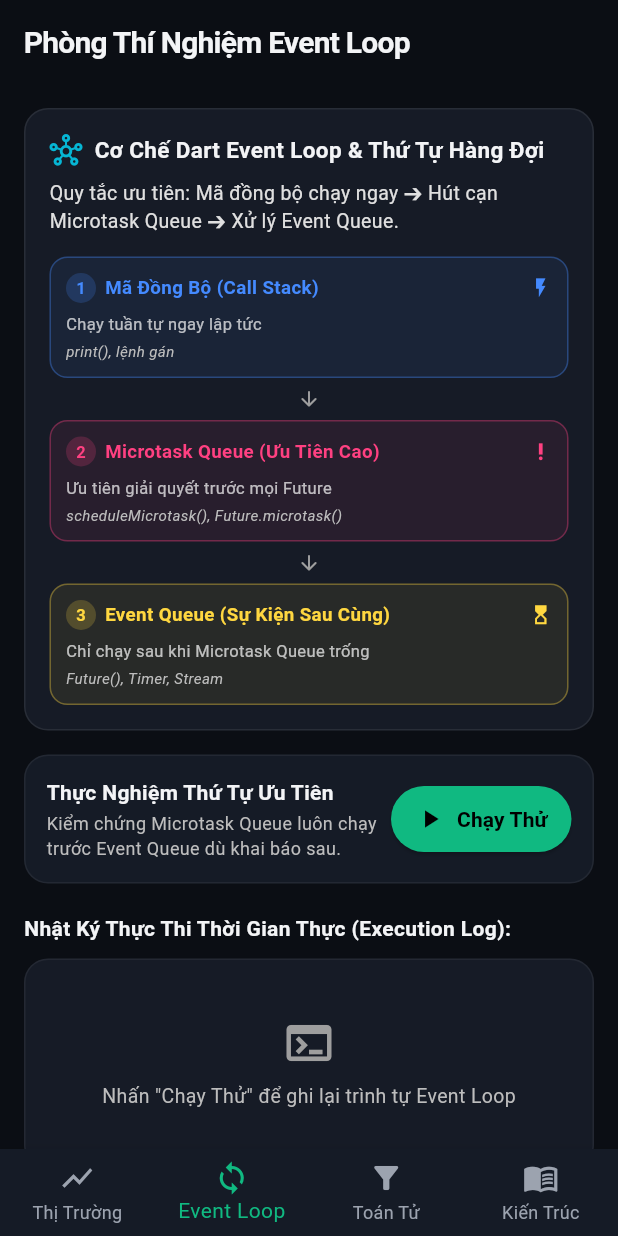
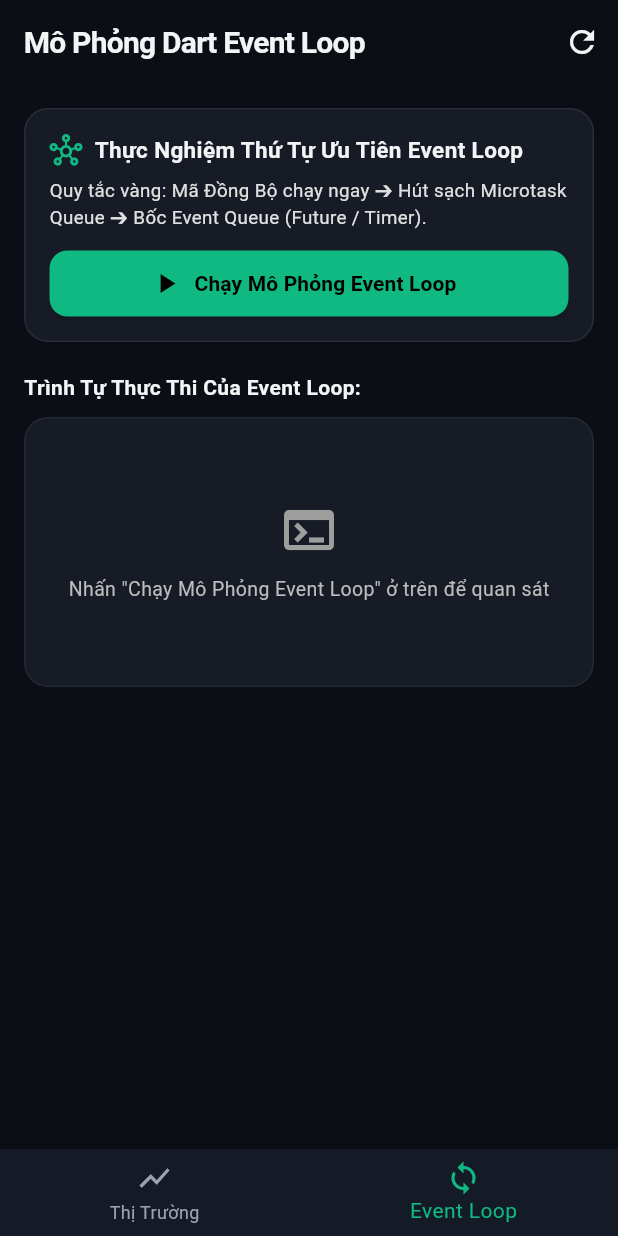
Before and after one commit to vanhop05/reactive_crypto_tracker., a Flutter app: the screen it shows after launch, item 2 of the bottom bar chosen, on a phone screen of 412 x 824 dp. Run offline on Flutter 3.47's test engine with Material 3 defaults, Android fonts, the phone set to English and light mode, and no system bars; network calls fail.

Commit message:
giao diện: tối giản thanh điều hướng còn 2 tab và tinh gọn màn hình Event Loop

```diff
--- a/lib/views/event_loop_lab_screen.dart
+++ b/lib/views/event_loop_lab_screen.dart
@@ -2,8 +2,8 @@ import 'package:flutter/material.dart';
 import '../models/event_loop_step.dart';
 import '../services/event_loop_simulator_service.dart';
 
-/// Màn hình phòng thí nghiệm tương tác minh họa trực quan cơ chế Dart Event Loop,
-/// thứ tự thực thi giữa Microtask Queue và Event Queue.
+/// Màn hình mô phỏng trực quan cơ chế Dart Event Loop:
+/// Chứng minh thứ tự ưu tiên: Mã Đồng Bộ -> Microtask Queue -> Event Queue (Future / Timer).
 class EventLoopLabScreen extends StatefulWidget {
   const EventLoopLabScreen({super.key});
 
@@ -24,14 +24,23 @@ class _EventLoopLabScreenState extends State<EventLoopLabScreen> {
   Widget build(BuildContext context) {
     return Scaffold(
       appBar: AppBar(
-        title: const Text('Phòng Thí Nghiệm Event Loop'),
+        title: const Text('Mô Phỏng Dart Event Loop'),
+        actions: [
+          IconButton(
+            tooltip: 'Xóa kết quả',
+            icon: const Icon(Icons.refresh),
+            onPressed: () {
+              _simulatorService.clear();
+            },
+          ),
+        ],
       ),
       body: SingleChildScrollView(
         padding: const EdgeInsets.all(16),
         child: Column(
           crossAxisAlignment: CrossAxisAlignment.start,
           children: [
-            // Thẻ hiển thị tóm tắt kiến trúc Event Loop trực quan, đơn giản
+            // Khung điều khiển duy nhất: Tinh gọn và trực quan
             Container(
               padding: const EdgeInsets.all(16),
               decoration: BoxDecoration(
@@ -44,64 +53,42 @@ class _EventLoopLabScreenState extends State<EventLoopLabScreen> {
                 children: [
                   const Row(
                     children: [
-                      Icon(Icons.hub_outlined, color: Color(0xFF06B6D4), size: 22),
+                      Icon(Icons.hub_outlined, color: Color(0xFF10B981), size: 22),
                       SizedBox(width: 8),
-                      Text(
-                        'Cơ Chế Dart Event Loop & Thứ Tự Hàng Đợi',
+                      Expanded(
+                        child: Text(
+                          'Thực Nghiệm Thứ Tự Ưu Tiên Event Loop',
                           style: TextStyle(fontSize: 15, fontWeight: FontWeight.bold),
+                        ),
                       ),
                     ],
                   ),
-                  const SizedBox(height: 8),
+                  const SizedBox(height: 6),
                   Text(
-                    'Quy tắc ưu tiên: Mã đồng bộ chạy ngay ➔ Hút cạn Microtask Queue ➔ Xử lý Event Queue.',
-                    style: TextStyle(fontSize: 13, color: Colors.grey[300]),
+                    'Quy tắc vàng: Mã Đồng Bộ chạy ngay ➔ Hút sạch Microtask Queue ➔ Bốc Event Queue (Future / Timer).',
+                    style: TextStyle(fontSize: 12.5, color: Colors.grey[300], height: 1.4),
                   ),
                   const SizedBox(height: 14),
-                  _buildQueueFlowDiagram(),
-                ],
-              ),
-            ),
-
-            const SizedBox(height: 16),
-
-            // Thẻ điều khiển thực nghiệm
-            Container(
-              padding: const EdgeInsets.all(14),
-              decoration: BoxDecoration(
-                color: Theme.of(context).cardTheme.color,
-                borderRadius: BorderRadius.circular(16),
-                border: Border.all(color: Colors.white.withOpacity(0.06)),
-              ),
-              child: Row(
-                children: [
-                  Expanded(
-                    child: Column(
-                      crossAxisAlignment: CrossAxisAlignment.start,
-                      children: [
-                        const Text(
-                          'Thực Nghiệm Thứ Tự Ưu Tiên',
-                          style: TextStyle(fontSize: 14, fontWeight: FontWeight.bold),
-                        ),
-                        const SizedBox(height: 2),
-                        Text(
-                          'Kiểm chứng Microtask Queue luôn chạy trước Event Queue dù khai báo sau.',
-                          style: TextStyle(fontSize: 12, color: Colors.grey[400]),
-                        ),
-                      ],
-                    ),
-                  ),
-                  ElevatedButton.icon(
+                  SizedBox(
+                    width: double.infinity,
+                    height: 44,
+                    child: ElevatedButton.icon(
                       style: ElevatedButton.styleFrom(
                         backgroundColor: const Color(0xFF10B981),
                         foregroundColor: Colors.black,
-                      padding: const EdgeInsets.symmetric(horizontal: 16, vertical: 12),
+                        shape: RoundedRectangleBorder(
+                          borderRadius: BorderRadius.circular(12),
                         ),
-                    icon: const Icon(Icons.play_arrow, size: 20),
-                    label: const Text('Chạy Thử', style: TextStyle(fontWeight: FontWeight.bold)),
+                      ),
+                      icon: const Icon(Icons.play_arrow, size: 22),
+                      label: const Text(
+                        'Chạy Mô Phỏng Event Loop',
+                        style: TextStyle(fontWeight: FontWeight.bold, fontSize: 14),
+                      ),
                       onPressed: () {
                         _simulatorService.runExperiment();
                       },
+                    ),
                   ),
                 ],
               ),
@@ -109,22 +96,23 @@ class _EventLoopLabScreenState extends State<EventLoopLabScreen> {
 
             const SizedBox(height: 20),
 
+            // Khu vực hiển thị nhật ký các bước thực thi
             const Text(
-              'Nhật Ký Thực Thi Thời Gian Thực (Execution Log):',
+              'Trình Tự Thực Thi Của Event Loop:',
               style: TextStyle(fontSize: 14, fontWeight: FontWeight.bold),
             ),
             const SizedBox(height: 10),
 
-            // Dòng dữ liệu hiển thị nhật ký thực thi trực tiếp
             StreamBuilder<List<EventLoopStep>>(
               stream: _simulatorService.stepsStream,
               initialData: const [],
               builder: (context, snapshot) {
                 final steps = snapshot.data ?? [];
 
+                // Khi chưa nhấn nút chạy
                 if (steps.isEmpty) {
                   return Container(
-                    height: 140,
+                    height: 180,
                     width: double.infinity,
                     decoration: BoxDecoration(
                       color: const Color(0xFF161B26),
@@ -135,10 +123,10 @@ class _EventLoopLabScreenState extends State<EventLoopLabScreen> {
                       child: Column(
                         mainAxisAlignment: MainAxisAlignment.center,
                         children: [
-                          Icon(Icons.terminal, color: Colors.grey[500], size: 36),
-                          const SizedBox(height: 8),
+                          Icon(Icons.terminal, color: Colors.grey[500], size: 40),
+                          const SizedBox(height: 10),
                           Text(
-                            'Nhấn "Chạy Thử" để ghi lại trình tự Event Loop',
+                            'Nhấn "Chạy Mô Phỏng Event Loop" ở trên để quan sát',
                             style: TextStyle(color: Colors.grey[400], fontSize: 13),
                           ),
                         ],
@@ -147,7 +135,38 @@ class _EventLoopLabScreenState extends State<EventLoopLabScreen> {
                   );
                 }
 
-                return ListView.builder(
+                // Khi đã có kết quả thực thi
+                return Column(
+                  children: [
+                    // Thanh tóm tắt kết quả
+                    Container(
+                      margin: const EdgeInsets.only(bottom: 12),
+                      padding: const EdgeInsets.symmetric(horizontal: 14, vertical: 10),
+                      decoration: BoxDecoration(
+                        color: const Color(0xFF10B981).withOpacity(0.12),
+                        borderRadius: BorderRadius.circular(12),
+                        border: Border.all(color: const Color(0xFF10B981).withOpacity(0.35)),
+                      ),
+                      child: const Row(
+                        children: [
+                          Icon(Icons.check_circle, color: Color(0xFF10B981), size: 18),
+                          SizedBox(width: 8),
+                          Expanded(
+                            child: Text(
+                              'Kết quả: Đồng Bộ (#1, #7) ➔ Microtask (#3, #4) ➔ Event Queue (#2, #5, #6)',
+                              style: TextStyle(
+                                fontSize: 12,
+                                fontWeight: FontWeight.bold,
+                                color: Color(0xFF10B981),
+                              ),
+                            ),
+                          ),
+                        ],
+                      ),
+                    ),
+
+                    // Danh sách từng bước
+                    ListView.builder(
                       shrinkWrap: true,
                       physics: const NeverScrollableScrollPhysics(),
                       itemCount: steps.length,
@@ -222,7 +241,7 @@ class _EventLoopLabScreenState extends State<EventLoopLabScreen> {
                                     ),
                                     const SizedBox(height: 2),
                                     Text(
-                                  'Độ trễ: +${step.timestampMicroseconds} µs',
+                                      'Thời gian: +${step.timestampMicroseconds} µs',
                                       style: TextStyle(
                                         fontSize: 10,
                                         color: Colors.grey[500],
@@ -236,6 +255,8 @@ class _EventLoopLabScreenState extends State<EventLoopLabScreen> {
                           ),
                         );
                       },
+                    ),
+                  ],
                 );
               },
             ),
@@ -244,164 +265,4 @@ class _EventLoopLabScreenState extends State<EventLoopLabScreen> {
       ),
     );
   }
-
-  /// Sơ đồ luồng hàng đợi Event Loop tinh gọn, tự co giãn theo kích thước màn hình
-  Widget _buildQueueFlowDiagram() {
-    return LayoutBuilder(
-      builder: (context, constraints) {
-        final isWide = constraints.maxWidth >= 560;
-
-        if (isWide) {
-          // Giao diện dạng thanh hàng ngang (Pipeline) hiện đại, tinh gọn trên màn hình rộng
-          return Row(
-            children: [
-              Expanded(
-                child: _buildCompactNode(
-                  stepNum: '1',
-                  title: 'Mã Đồng Bộ',
-                  subtitle: 'Call Stack chạy tuần tự',
-                  example: 'print(), lệnh gán, tính toán',
-                  color: Colors.blueAccent,
-                  icon: Icons.flash_on,
-                ),
-              ),
-              const Padding(
-                padding: EdgeInsets.symmetric(horizontal: 6),
-                child: Icon(Icons.arrow_forward_rounded, size: 18, color: Colors.grey),
-              ),
-              Expanded(
-                child: _buildCompactNode(
-                  stepNum: '2',
-                  title: 'Microtask Queue',
-                  subtitle: 'Ưu tiên giải quyết trước',
-                  example: 'scheduleMicrotask()',
-                  color: Colors.pinkAccent,
-                  icon: Icons.priority_high,
-                ),
-              ),
-              const Padding(
-                padding: EdgeInsets.symmetric(horizontal: 6),
-                child: Icon(Icons.arrow_forward_rounded, size: 18, color: Colors.grey),
-              ),
-              Expanded(
-                child: _buildCompactNode(
-                  stepNum: '3',
-                  title: 'Event Queue',
-                  subtitle: 'Chạy sau khi hết microtask',
-                  example: 'Future(), Timer, Stream',
-                  color: Colors.amberAccent,
-                  icon: Icons.hourglass_top,
-                ),
-              ),
-            ],
-          );
 }
-
-        // Giao diện danh sách gọn nhẹ cho màn hình hẹp
-        return Column(
-          children: [
-            _buildCompactNode(
-              stepNum: '1',
-              title: 'Mã Đồng Bộ (Call Stack)',
-              subtitle: 'Chạy tuần tự ngay lập tức',
-              example: 'print(), lệnh gán',
-              color: Colors.blueAccent,
-              icon: Icons.flash_on,
-            ),
-            const SizedBox(height: 6),
-            const Icon(Icons.arrow_downward_rounded, size: 16, color: Colors.grey),
-            const SizedBox(height: 6),
-            _buildCompactNode(
-              stepNum: '2',
-              title: 'Microtask Queue (Ưu Tiên Cao)',
-              subtitle: 'Ưu tiên giải quyết trước mọi Future',
-              example: 'scheduleMicrotask(), Future.microtask()',
-              color: Colors.pinkAccent,
-              icon: Icons.priority_high,
-            ),
-            const SizedBox(height: 6),
-            const Icon(Icons.arrow_downward_rounded, size: 16, color: Colors.grey),
-            const SizedBox(height: 6),
-            _buildCompactNode(
-              stepNum: '3',
-              title: 'Event Queue (Sự Kiện Sau Cùng)',
-              subtitle: 'Chỉ chạy sau khi Microtask Queue trống',
-              example: 'Future(), Timer, Stream',
-              color: Colors.amberAccent,
-              icon: Icons.hourglass_top,
-            ),
-          ],
-        );
-      },
-    );
-  }
-
-  /// Khối thông tin nhỏ gọn cho từng bước trong Event Loop
-  Widget _buildCompactNode({
-    required String stepNum,
-    required String title,
-    required String subtitle,
-    required String example,
-    required Color color,
-    required IconData icon,
-  }) {
-    return Container(
-      padding: const EdgeInsets.symmetric(horizontal: 10, vertical: 10),
-      decoration: BoxDecoration(
-        color: color.withOpacity(0.08),
-        borderRadius: BorderRadius.circular(12),
-        border: Border.all(color: color.withOpacity(0.35)),
-      ),
-      child: Column(
-        crossAxisAlignment: CrossAxisAlignment.start,
-        children: [
-          Row(
-            children: [
-              Container(
-                width: 20,
-                height: 20,
-                decoration: BoxDecoration(
-                  color: color.withOpacity(0.2),
-                  shape: BoxShape.circle,
-                ),
-                child: Center(
-                  child: Text(
-                    stepNum,
-                    style: TextStyle(
-                      fontSize: 11,
-                      fontWeight: FontWeight.bold,
-                      color: color,
-                    ),
-                  ),
-                ),
-              ),
-              const SizedBox(width: 6),
-              Expanded(
-                child: Text(
-                  title,
-                  style: TextStyle(
-                    fontSize: 12.5,
-                    fontWeight: FontWeight.bold,
-                    color: color,
-                  ),
-                  overflow: TextOverflow.ellipsis,
-                ),
-              ),
-              Icon(icon, size: 15, color: color),
-            ],
-          ),
-          const SizedBox(height: 6),
-          Text(
-            subtitle,
-            style: const TextStyle(fontSize: 11, color: Colors.white70),
-          ),
-          const SizedBox(height: 3),
-          Text(
-            example,
-            style: TextStyle(fontSize: 10, color: Colors.grey[400], fontStyle: FontStyle.italic),
-          ),
-        ],
-      ),
-    );
-  }
-}
--- a/lib/views/main_navigation_screen.dart
+++ b/lib/views/main_navigation_screen.dart
@@ -1,12 +1,10 @@
 import 'package:flutter/material.dart';
 import 'crypto_market_screen.dart';
 import 'event_loop_lab_screen.dart';
-import 'stream_operators_lab_screen.dart';
-import 'architecture_guide_screen.dart';
 
-/// Màn hình điều hướng chính hỗ trợ giao diện đáp ứng đa nền tảng (Responsive Layout):
-/// - BottomNavigationBar cho Di động (iOS & Android)
-/// - NavigationRail cho Máy tính (Desktop / Tablet / Trình duyệt Web rộng)
+/// Màn hình điều hướng chính với 2 phân hệ cốt lõi:
+/// 1. Thị Trường (Crypto Market: luồng Stream thời gian thực, Binance WebSocket, Debounce, Throttle)
+/// 2. Event Loop (Phòng thí nghiệm mô phỏng cơ chế ưu tiên hàng đợi của Dart)
 class MainNavigationScreen extends StatefulWidget {
   const MainNavigationScreen({super.key});
 
@@ -20,8 +18,6 @@ class _MainNavigationScreenState extends State<MainNavigationScreen> {
   final List<Widget> _screens = const [
     CryptoMarketScreen(),
     EventLoopLabScreen(),
-    StreamOperatorsLabScreen(),
-    ArchitectureGuideScreen(),
   ];
 
   @override
@@ -29,7 +25,7 @@ class _MainNavigationScreenState extends State<MainNavigationScreen> {
     final isWideScreen = MediaQuery.of(context).size.width >= 768;
 
     if (isWideScreen) {
-      // Bố cục màn hình rộng cho Desktop / Tablet / Web với NavigationRail cạnh trái
+      // Bố cục màn hình rộng cho Desktop / Tablet / Web với NavigationRail gọn gàng
       return Scaffold(
         body: Row(
           children: [
@@ -63,16 +59,6 @@ class _MainNavigationScreenState extends State<MainNavigationScreen> {
                   selectedIcon: Icon(Icons.sync, color: Color(0xFF10B981)),
                   label: Text('Event Loop'),
                 ),
-                NavigationRailDestination(
-                  icon: Icon(Icons.filter_alt),
-                  selectedIcon: Icon(Icons.filter_alt, color: Color(0xFF10B981)),
-                  label: Text('Toán Tử'),
-                ),
-                NavigationRailDestination(
-                  icon: Icon(Icons.menu_book),
-                  selectedIcon: Icon(Icons.menu_book, color: Color(0xFF10B981)),
-                  label: Text('Kiến Trúc'),
-                ),
               ],
             ),
             const VerticalDivider(thickness: 1, width: 1, color: Colors.white10),
@@ -82,7 +68,7 @@ class _MainNavigationScreenState extends State<MainNavigationScreen> {
       );
     }
 
-    // Mobile Phone Layout (iOS & Android) with BottomNavigationBar
+    // Bố cục điện thoại di động (BottomNavigationBar)
     return Scaffold(
       body: IndexedStack(
         index: _currentIndex,
@@ -106,16 +92,6 @@ class _MainNavigationScreenState extends State<MainNavigationScreen> {
             activeIcon: Icon(Icons.sync, color: Color(0xFF10B981)),
             label: 'Event Loop',
           ),
-          BottomNavigationBarItem(
-            icon: Icon(Icons.filter_alt),
-            activeIcon: Icon(Icons.filter_alt, color: Color(0xFF10B981)),
-            label: 'Toán Tử',
-          ),
-          BottomNavigationBarItem(
-            icon: Icon(Icons.menu_book),
-            activeIcon: Icon(Icons.menu_book, color: Color(0xFF10B981)),
-            label: 'Kiến Trúc',
-          ),
         ],
       ),
     );
```
Lines whose indentation alone changed are shown as unchanged.
